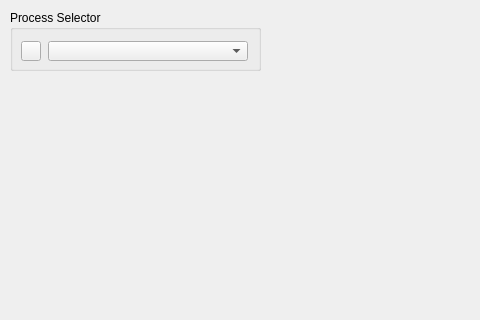
Before: the Qt Designer form cmainwindow.ui in kvakazabra/memObserver, drawn with Qt 5; both pictures show x 0 to 480 and y 0 to 320 of the 800 by 600 pixel window.
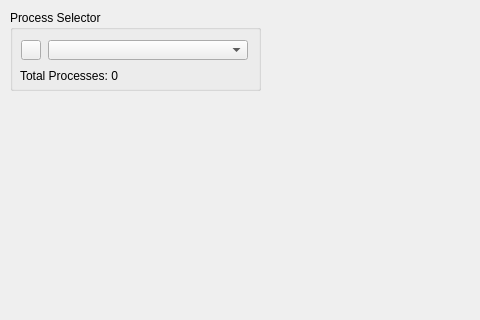
After: the same form once the commit is applied. Icons and pictures are not drawn.

Commit message: Add process count label

What changed in the file:
```diff
--- a/cmainwindow.ui
+++ b/cmainwindow.ui
@@ -20,7 +20,7 @@
       <x>10</x>
       <y>10</y>
       <width>251</width>
-      <height>61</height>
+      <height>81</height>
      </rect>
     </property>
     <property name="sizePolicy">
@@ -41,9 +41,11 @@
        <x>10</x>
        <y>30</y>
        <width>231</width>
-       <height>22</height>
+       <height>46</height>
       </rect>
      </property>
+     <layout class="QVBoxLayout" name="verticalLayout">
+      <item>
      <layout class="QHBoxLayout" name="horizontalLayout">
       <item>
        <widget class="QPushButton" name="processRefreshButton">
@@ -99,6 +101,27 @@
           <width>200</width>
           <height>20</height>
          </size>
+          </property>
+         </widget>
+        </item>
+       </layout>
+      </item>
+      <item>
+       <widget class="QLabel" name="processCountLabel">
+        <property name="sizePolicy">
+         <sizepolicy hsizetype="Preferred" vsizetype="Maximum">
+          <horstretch>0</horstretch>
+          <verstretch>0</verstretch>
+         </sizepolicy>
+        </property>
+        <property name="maximumSize">
+         <size>
+          <width>200</width>
+          <height>20</height>
+         </size>
+        </property>
+        <property name="text">
+         <string>Total Processes: 0</string>
         </property>
        </widget>
       </item>
```
Lines whose indentation alone changed are shown as unchanged. The commit also changes 1 other file.
